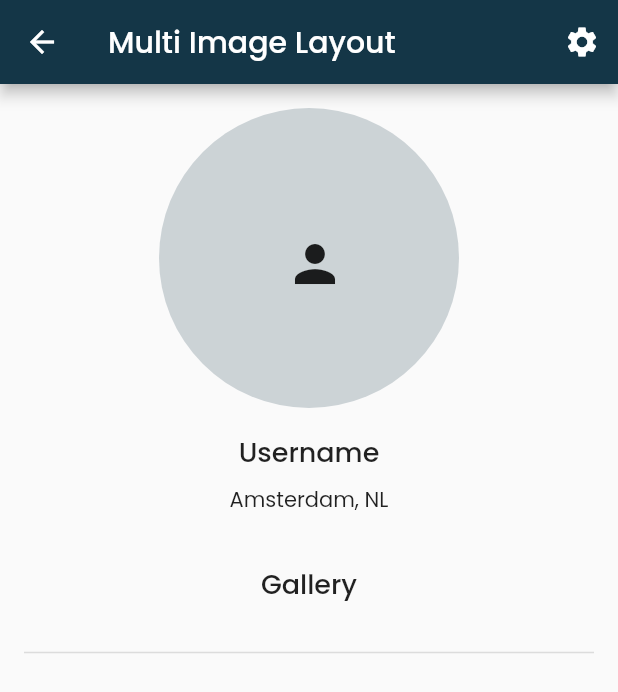
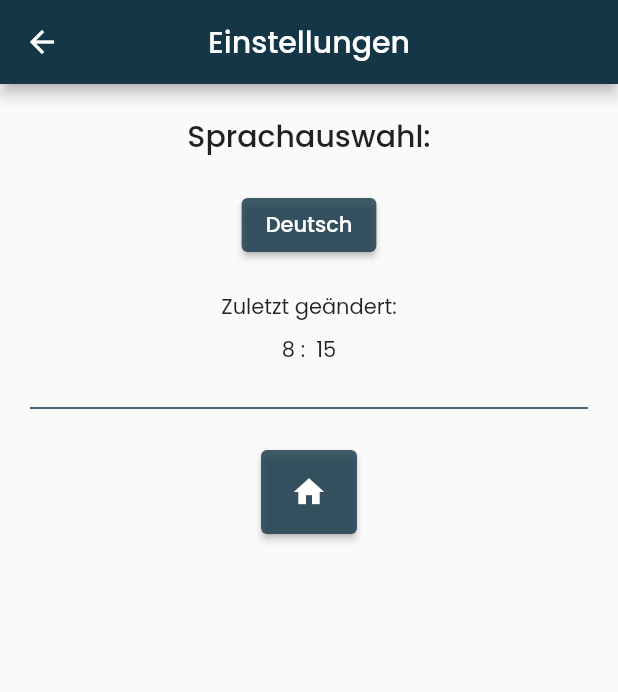
Before and after one commit to hanna-kr/app_akademie_exercises, a Flutter app: the MultiImageExercise screen opened by its route, after a tap on the "settings" icon, on a phone screen of 412 x 824 dp. Shown: the top 692 px of the screen. Run offline on Flutter 3.47's test engine with Material 2 defaults, Android fonts, the phone set to English and light mode, and no system bars; our stand-ins replace cached_network_image, card_swiper, google_fonts, image_picker; missing offline and left inert: blobs.

Commit message:
added gridview to multi image layout, added a settings page with language options and a home button

```diff
--- a/lib/5.1.3-3.4/components/circle_avatar.dart
+++ b/lib/5.1.3-3.4/components/circle_avatar.dart
@@ -1,4 +1,7 @@
+import 'dart:io';
+
 import 'package:flutter/material.dart';
+import 'package:image_picker/image_picker.dart';
 
 class MyCircleAvatar extends StatefulWidget {
   const MyCircleAvatar({super.key});
@@ -8,22 +11,41 @@ class MyCircleAvatar extends StatefulWidget {
 }
 
 class _CircleAvatarState extends State<MyCircleAvatar> {
+  String image = '';
+
+  Future pickImage() async {
+    final temporaryImage =
+        await ImagePicker().pickImage(source: ImageSource.camera);
+
+    setState(() {
+      image = temporaryImage?.path ?? '';
+    });
+  }
+
   @override
   Widget build(BuildContext context) {
-    return Container(
+    return GestureDetector(
+      onTap: () {
+        pickImage();
+      },
+      child: Container(
+          clipBehavior: Clip.hardEdge,
           width: 200,
           height: 200,
           decoration: BoxDecoration(
             shape: BoxShape.circle,
             color: Theme.of(context).primaryColor.withOpacity(0.2),
           ),
-      child: Center(
-          child: IconButton(
-              onPressed: () {},
-              icon: const Icon(
+          child: image == ''
+              ? const Icon(
                   Icons.person,
                   size: 40,
-              ))),
+                  color: Colors.blueGrey,
+                )
+              : Image.file(
+                  File(image),
+                  fit: BoxFit.cover,
+                )),
     );
   }
 }
--- /dev/null
+++ b/lib/5.1.3-3.4/components/gallery_list.dart
@@ -0,0 +1,61 @@
+import 'dart:io';
+
+import 'package:app_akademie_exercises/styles/spacing.dart';
+import 'package:flutter/material.dart';
+import 'package:image_picker/image_picker.dart';
+
+class MyGalleryList extends StatefulWidget {
+  const MyGalleryList({super.key});
+
+  @override
+  State<MyGalleryList> createState() => _MyGalleryListState();
+}
+
+class _MyGalleryListState extends State<MyGalleryList> {
+  List<String> images = [];
+
+  Future pickImages() async {
+    final temporaryImages = await ImagePicker().pickMultiImage();
+
+    setState(() {
+      images =
+          temporaryImages.map((temporaryImage) => temporaryImage.path).toList();
+    });
+  }
+
+  @override
+  Widget build(BuildContext context) {
+    return Expanded(
+      child: Column(
+        children: [
+          ElevatedButton(
+            style: ButtonStyle(
+                backgroundColor: MaterialStatePropertyAll(
+                    Theme.of(context).primaryColor.withOpacity(0.8))),
+            onPressed: () {
+              pickImages();
+            },
+            child: const Text('Choose Images'),
+          ),
+          kSpacing16,
+          Expanded(
+            child: GridView.builder(
+              gridDelegate: const SliverGridDelegateWithFixedCrossAxisCount(
+                crossAxisCount: 3,
+                crossAxisSpacing: 10,
+                mainAxisSpacing: 10,
+              ),
+              itemCount: images.length,
+              itemBuilder: (context, index) {
+                return Image.file(
+                  File(images[index]),
+                  fit: BoxFit.cover,
+                );
+              },
+            ),
+          ),
+        ],
+      ),
+    );
+  }
+}
--- a/lib/5.1.3-3.4/screens/multi_image.dart
+++ b/lib/5.1.3-3.4/screens/multi_image.dart
@@ -1,4 +1,5 @@
 import 'package:app_akademie_exercises/5.1.3-3.4/components/circle_avatar.dart';
+import 'package:app_akademie_exercises/5.1.3-3.4/components/gallery_list.dart';
 import 'package:app_akademie_exercises/styles/spacing.dart';
 import 'package:app_akademie_exercises/styles/textstyles.dart';
 import 'package:flutter/material.dart';
@@ -18,7 +19,11 @@ class _MultiImageExerciseState extends State<MultiImageExercise> {
         backgroundColor: Theme.of(context).primaryColor,
         title: const Text('Multi Image Layout'),
         actions: [
-          IconButton(onPressed: () {}, icon: const Icon(Icons.settings))
+          IconButton(
+              onPressed: () {
+                Navigator.pushNamed(context, '/settings');
+              },
+              icon: const Icon(Icons.settings))
         ],
       ),
       body: Padding(
@@ -45,6 +50,7 @@ class _MultiImageExerciseState extends State<MultiImageExercise> {
                 thickness: 1,
               ),
             ),
+            const MyGalleryList(),
           ],
         ),
       ),
--- /dev/null
+++ b/lib/5.1.3-3.4/screens/settings.dart
@@ -0,0 +1,98 @@
+import 'package:flutter/material.dart';
+
+class SettingsPage extends StatefulWidget {
+  const SettingsPage({super.key});
+
+  @override
+  State<SettingsPage> createState() => _SettingsPageState();
+}
+
+class _SettingsPageState extends State<SettingsPage> {
+  bool selectedLanguage = true;
+  TimeOfDay lastChanged = const TimeOfDay(hour: 08, minute: 15);
+
+  @override
+  Widget build(BuildContext context) {
+    return Scaffold(
+      appBar: AppBar(
+        backgroundColor: Theme.of(context).primaryColor,
+        centerTitle: true,
+        title: const Text(
+          'Einstellungen',
+        ),
+      ),
+      body: Center(
+        child: Column(
+          mainAxisAlignment: MainAxisAlignment.start,
+          children: [
+            const SizedBox(
+              height: 20,
+            ),
+            const Text(
+              'Sprachauswahl:',
+              style: TextStyle(fontSize: 20, fontWeight: FontWeight.w500),
+            ),
+            const SizedBox(
+              height: 20,
+            ),
+            ElevatedButton(
+              onPressed: () async {
+                final userAnswer =
+                    await Navigator.pushNamed(context, '/languages') as bool?;
+
+                if (userAnswer != null) {
+                  setState(() {
+                    selectedLanguage = userAnswer;
+                    lastChanged = TimeOfDay.now();
+                  });
+                }
+              },
+              style: ButtonStyle(
+                  backgroundColor: MaterialStatePropertyAll(
+                Theme.of(context).primaryColor.withOpacity(0.8),
+              )),
+              child: Text(
+                selectedLanguage ? 'Deutsch' : 'Englisch',
+              ),
+            ),
+            const SizedBox(
+              height: 20,
+            ),
+            const Text('Zuletzt geändert:'),
+            const SizedBox(
+              height: 8,
+            ),
+            Text(
+                '${lastChanged.hour} : ${lastChanged.minute < 10 ? '0' : ''} ${lastChanged.minute}'),
+            const SizedBox(
+              height: 20,
+            ),
+            Divider(
+              height: 16,
+              thickness: 1,
+              indent: 20,
+              endIndent: 20,
+              color: Theme.of(context).primaryColor,
+            ),
+            const SizedBox(
+              height: 20,
+            ),
+            ElevatedButton(
+                onPressed: () {
+                  Navigator.popUntil(
+                      context, (route) => route.settings.name == '/');
+                },
+                style: ButtonStyle(
+                    backgroundColor: MaterialStatePropertyAll(
+                  Theme.of(context).primaryColor.withOpacity(0.8),
+                )),
+                child: const Padding(
+                  padding: EdgeInsets.symmetric(vertical: 16.0),
+                  child: Icon(Icons.home),
+                ))
+          ],
+        ),
+      ),
+    );
+  }
+}
--- a/lib/main.dart
+++ b/lib/main.dart
@@ -19,6 +19,8 @@ import 'package:app_akademie_exercises/5.1.3-3.4/screens/image_exercise2.dart';
 import 'package:app_akademie_exercises/5.1.3-3.4/screens/image_exercise3.dart';
 import 'package:app_akademie_exercises/5.1.3-3.4/screens/light_dark_exercise.dart';
 import 'package:app_akademie_exercises/5.1.3-3.4/screens/multi_image.dart';
+import 'package:app_akademie_exercises/5.1.3-3.4/screens/settings.dart';
+import 'package:app_akademie_exercises/5.1.3-3.4/screens/settings_languages.dart';
 import 'package:app_akademie_exercises/styles/text_theme.dart';
 import 'package:app_akademie_exercises/styles/theme_color.dart';
 import 'package:flutter/material.dart';
@@ -78,6 +80,8 @@ class _MyAppState extends State<MyApp> {
         '/image_exercise3': (context) => ImageExercise3(),
         '/camera_exercise': (context) => const CameraExercise(),
         '/multi_image_exercise': (context) => const MultiImageExercise(),
+        '/settings': (context) => const SettingsPage(),
+        '/languages': (context) => const LanguagePage(),
       },
     );
   }
```
Also changed, not shown: lib/5.1.3-3.4/components/galler_tile.dart (added, +17 -0 lines), lib/5.1.3-3.4/screens/settings_languages.dart (added, +53 -0 lines). Lines whose indentation alone changed are shown as unchanged.
